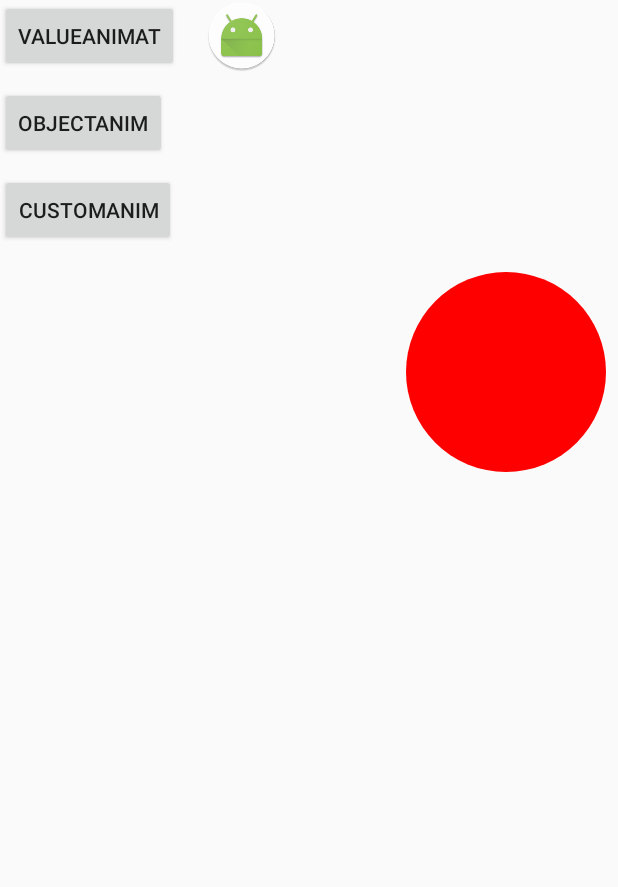
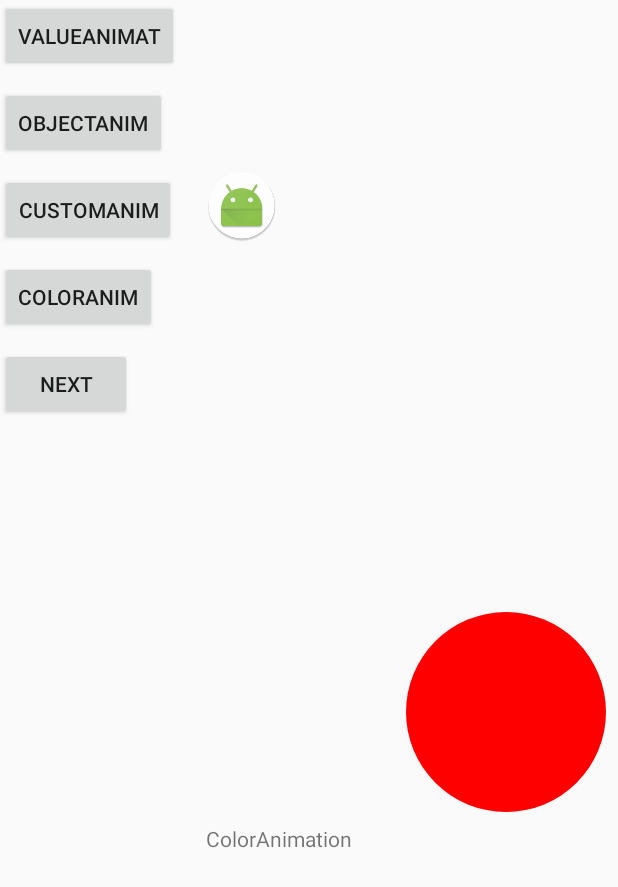
Before and after one commit to ChinaTang/AnimationByKt, an Android app: the screen it shows after launch (MainActivity), on a phone screen of 412 x 824 dp. Shown: the top 887 px of the screen. Run offline under Robolectric (Android 15) with nearby library versions, the phone set to English and light mode, and no system bars.

```diff
--- a/app/src/main/AndroidManifest.xml
+++ b/app/src/main/AndroidManifest.xml
@@ -9,13 +9,15 @@
         android:roundIcon="@mipmap/ic_launcher_round"
         android:supportsRtl="true"
         android:theme="@style/NotitleTheme">
-        <activity android:name=".MainActivity">
+        <activity android:name=".activity.MainActivity">
             <intent-filter>
                 <action android:name="android.intent.action.MAIN"/>
 
                 <category android:name="android.intent.category.LAUNCHER"/>
             </intent-filter>
         </activity>
+        <activity android:name=".activity.ListViewActivity"/>
+        <activity android:name=".activity.GrideViewActivity"/>
     </application>
 
 </manifest>
--- a/app/src/main/java/com/example/administrator/animationproject/MainActivity.kt
+++ b/app/src/main/java/com/example/administrator/animationproject/activity/MainActivity.kt
@@ -1,14 +1,16 @@
-package com.example.administrator.animationproject
+package com.example.administrator.animationproject.activity
 
-import android.animation.Animator
 import android.animation.ObjectAnimator
 import android.animation.ValueAnimator
+import android.content.Intent
 import android.os.Bundle
 import android.support.v7.app.AppCompatActivity
 import android.view.animation.BounceInterpolator
 import android.widget.Button
 import android.widget.ImageView
+import android.widget.TextView
 import android.widget.Toast
+import com.example.administrator.animationproject.R
 import com.example.administrator.animationproject.customview.CustomerCircle
 import com.example.administrator.animationproject.singletone.SingleTone
 import kotlin.properties.Delegates
@@ -25,6 +27,12 @@ class MainActivity : AppCompatActivity() {
 
     private var custom_ainm: Button by Delegates.notNull()
 
+    private var animationText: TextView by Delegates.notNull()
+
+    private var color_animation: Button by Delegates.notNull()
+
+    private var next: Button by Delegates.notNull()
+
     private val singleTone: SingleTone = SingleTone.get()
 
     override fun onCreate(savedInstanceState: Bundle?) {
@@ -35,10 +43,20 @@ class MainActivity : AppCompatActivity() {
         object_anim = findViewById(R.id.object_anim)as Button
         circleImg = findViewById(R.id.circle)as CustomerCircle
         custom_ainm = findViewById(R.id.custom_anim)as Button
+        animationText = findViewById(R.id.tv)as TextView
+        color_animation = findViewById(R.id.custom_background)as Button
+        next = findViewById(R.id.next)as Button
+
         object_anim.setOnClickListener { forObjectAnimation() }
         value_animation.setOnClickListener { view->  forValueAnimation()}
         animationImg.setOnClickListener { Toast.makeText(this, "ClickedImag", Toast.LENGTH_SHORT).show() }
         custom_ainm.setOnClickListener { forCustomAnumation() }
+        color_animation.setOnClickListener { forBackgroundAnimation() }
+        next.setOnClickListener {
+            val test = ListViewActivity::class.java
+            val mIntent: Intent = Intent(this@MainActivity, ListViewActivity::class.java)
+            startActivity(mIntent)
+        }
     }
 
     /**
@@ -53,25 +71,6 @@ class MainActivity : AppCompatActivity() {
             animationImg.layout(intValue, intValue, intValue + animationImg.width, intValue
                     + animationImg.height)
         }
-
-        valueAmin.addListener(object : Animator.AnimatorListener{
-            override fun onAnimationEnd(animation: Animator?) {
-                TODO("not implemented") //To change body of created functions use File | Settings | File Templates.
-            }
-
-            override fun onAnimationCancel(animation: Animator?) {
-                TODO("not implemented") //To change body of created functions use File | Settings | File Templates.
-            }
-
-            override fun onAnimationStart(animation: Animator?) {
-                TODO("not implemented") //To change body of created functions use File | Settings | File Templates.
-            }
-
-            override fun onAnimationRepeat(animation: Animator?) {
-                TODO("not implemented") //To change body of created functions use File | Settings | File Templates.
-            }
-
-        })
         valueAmin.interpolator = BounceInterpolator()
         valueAmin.start()
     }
@@ -95,4 +94,14 @@ class MainActivity : AppCompatActivity() {
         animation.start()
     }
 
+    /**
+     * 属性动画是为通过反射获取到空间中的set方法，所以可以改变大部分属性
+     */
+    private fun forBackgroundAnimation(){
+        val animation = ObjectAnimator.ofInt(animationText, "BackgroundColor",
+                0xffff00ff.toInt(), 0xffffff00.toInt(), 0xffff00ff.toInt())
+        animation.setDuration(3000)
+        animation.start()
+    }
+
 }
--- a/app/src/main/res/layout/activity_main.xml
+++ b/app/src/main/res/layout/activity_main.xml
@@ -5,7 +5,7 @@
     xmlns:tools="http://schemas.android.com/tools"
     android:layout_width="match_parent"
     android:layout_height="match_parent"
-    tools:context="com.example.administrator.animationproject.MainActivity">
+    tools:context="com.example.administrator.animationproject.activity.MainActivity">
 
 
     <LinearLayout
@@ -31,6 +31,19 @@
             android:layout_width="wrap_content"
             android:layout_height="wrap_content"
             android:text="customAnim"/>
+        <Button
+            android:layout_marginTop="10dp"
+            android:id="@+id/custom_background"
+            android:layout_width="wrap_content"
+            android:layout_height="wrap_content"
+            android:text="ColorAnim"/>
+
+        <Button
+            android:layout_marginTop="10dp"
+            android:id="@+id/next"
+            android:layout_width="wrap_content"
+            android:layout_height="wrap_content"
+            android:text="Next"/>
     </LinearLayout>
 
     <LinearLayout
@@ -41,13 +54,22 @@
         <ImageView
             android:id="@+id/img"
             android:layout_width="wrap_content"
-            android:layout_height="wrap_content"
+            android:layout_height="0dp"
+            android:layout_weight="1"
             android:src="@mipmap/ic_launcher_round"/>
 
         <com.example.administrator.animationproject.customview.CustomerCircle
             android:id="@+id/circle"
             android:layout_width="wrap_content"
-            android:layout_height="wrap_content"/>
+            android:layout_height="0dp"
+            android:layout_weight="1"/>
+
+        <TextView
+            android:id="@+id/tv"
+            android:layout_width="wrap_content"
+            android:layout_height="0dp"
+            android:text="ColorAnimation"
+            android:layout_weight="1"/>
     </LinearLayout>
 
 
```
Also changed, not shown: app/src/main/java/com/example/administrator/animationproject/activity/AnimationListViewActivity.kt (added, +24 -0 lines), app/src/main/java/com/example/administrator/animationproject/activity/GrideViewActivity.kt (added, +47 -0 lines), app/src/main/java/com/example/administrator/animationproject/activity/ListViewActivity.kt (added, +50 -0 lines), app/src/main/java/com/example/administrator/animationproject/activity/testActivity.java (added, +32 -0 lines), app/src/main/java/com/example/administrator/animationproject/adapter/GridViewAdapter.kt (added, +48 -0 lines), app/src/main/java/com/example/administrator/animationproject/adapter/ListImageAdapter.kt (added, +33 -0 lines), app/src/main/java/com/example/administrator/animationproject/adapter/ListViewAdapter.kt (added, +46 -0 lines), app/src/main/res/anim/slide_item_anim.xml (added, +8 -0 lines), app/src/main/res/layout/gride_view_activity.xml (added, +17 -0 lines), app/src/main/res/layout/list_img_item.xml (added, +11 -0 lines), app/src/main/res/layout/list_view_activity.xml (added, +12 -0 lines), app/src/main/res/layout/list_view_item.xml (added, +15 -0 lines).
